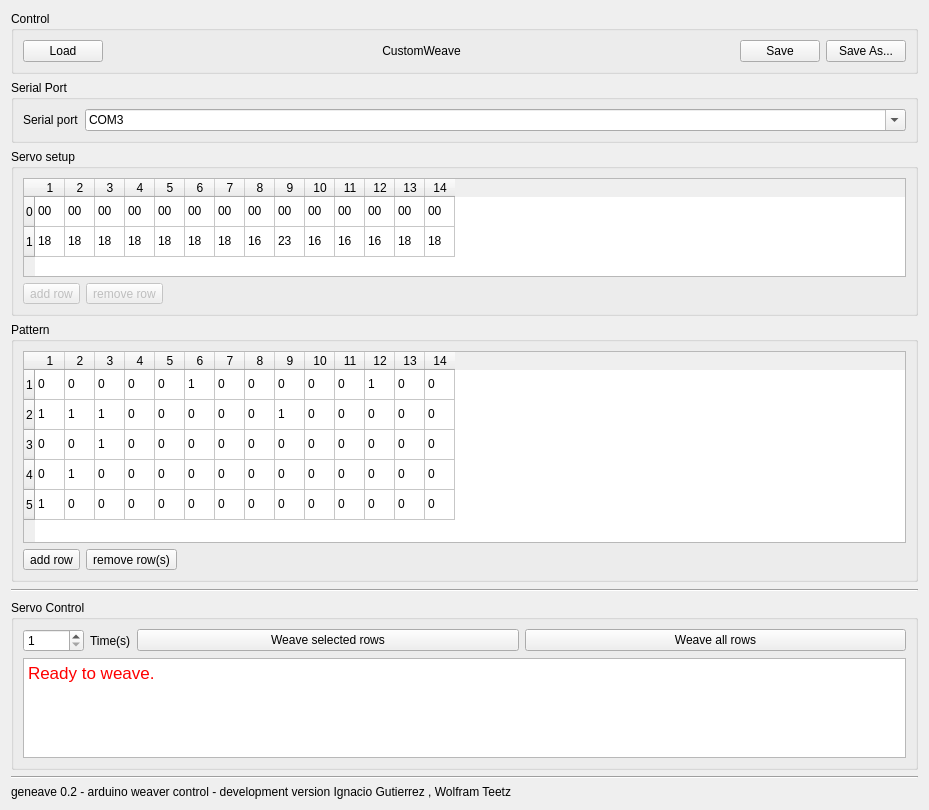
Above: serial.ui from wolframteetz/geneave before the change. Below: the same form after it.
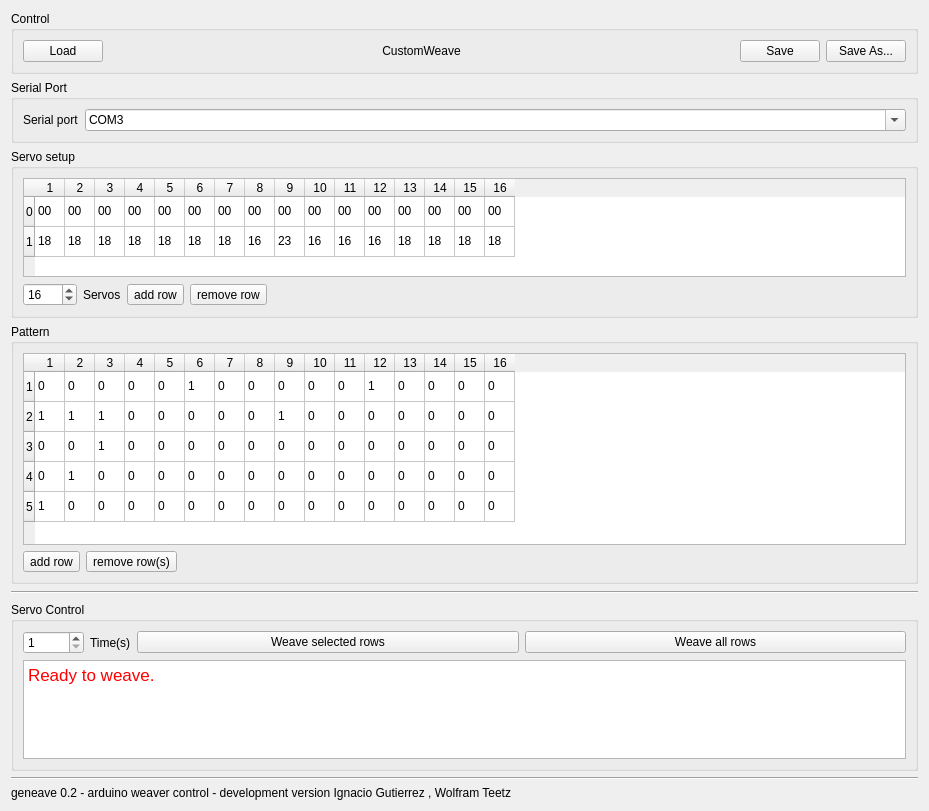
That is the form after the change.

```diff
--- a/serial.ui
+++ b/serial.ui
@@ -7,7 +7,7 @@
     <x>0</x>
     <y>0</y>
     <width>929</width>
-    <height>810</height>
+    <height>811</height>
    </rect>
   </property>
   <property name="windowTitle">
@@ -50,7 +50,17 @@
       <string>Servo setup</string>
      </property>
      <layout class="QGridLayout" name="gridLayout_2">
-      <item row="0" column="0" colspan="3">
+      <item row="1" column="3">
+       <widget class="QToolButton" name="toolButtonRemoveRowServo">
+        <property name="enabled">
+         <bool>true</bool>
+        </property>
+        <property name="text">
+         <string>remove row</string>
+        </property>
+       </widget>
+      </item>
+      <item row="0" column="0" colspan="5">
        <widget class="QTableWidget" name="tableWidgetAmounts">
         <property name="sizePolicy">
          <sizepolicy hsizetype="Expanding" vsizetype="Maximum">
@@ -141,6 +151,16 @@
           <string>14</string>
          </property>
         </column>
+        <column>
+         <property name="text">
+          <string>15</string>
+         </property>
+        </column>
+        <column>
+         <property name="text">
+          <string>16</string>
+         </property>
+        </column>
         <item row="0" column="0">
          <property name="text">
           <string>00</string>
@@ -211,6 +231,16 @@
           <string>00</string>
          </property>
         </item>
+        <item row="0" column="14">
+         <property name="text">
+          <string>00</string>
+         </property>
+        </item>
+        <item row="0" column="15">
+         <property name="text">
+          <string>00</string>
+         </property>
+        </item>
         <item row="1" column="0">
          <property name="text">
           <string>18</string>
@@ -281,25 +311,57 @@
           <string>18</string>
          </property>
         </item>
+        <item row="1" column="14">
+         <property name="text">
+          <string>18</string>
+         </property>
+        </item>
+        <item row="1" column="15">
+         <property name="text">
+          <string>18</string>
+         </property>
+        </item>
        </widget>
       </item>
-      <item row="1" column="0">
+      <item row="1" column="2">
        <widget class="QToolButton" name="toolButtonAddRowServo">
         <property name="enabled">
-         <bool>false</bool>
+         <bool>true</bool>
         </property>
         <property name="text">
          <string>add row</string>
         </property>
        </widget>
       </item>
+      <item row="1" column="0">
+       <widget class="QSpinBox" name="spinBoxServos">
+        <property name="sizePolicy">
+         <sizepolicy hsizetype="Maximum" vsizetype="Fixed">
+          <horstretch>0</horstretch>
+          <verstretch>0</verstretch>
+         </sizepolicy>
+        </property>
+        <property name="minimum">
+         <number>1</number>
+        </property>
+        <property name="maximum">
+         <number>9999</number>
+        </property>
+        <property name="value">
+         <number>16</number>
+        </property>
+       </widget>
+      </item>
       <item row="1" column="1">
-       <widget class="QToolButton" name="toolButtonRemoveRowServo">
-        <property name="enabled">
-         <bool>false</bool>
+       <widget class="QLabel" name="label_2">
+        <property name="sizePolicy">
+         <sizepolicy hsizetype="Maximum" vsizetype="Preferred">
+          <horstretch>0</horstretch>
+          <verstretch>0</verstretch>
+         </sizepolicy>
         </property>
         <property name="text">
-         <string>remove row</string>
+         <string>Servos</string>
         </property>
        </widget>
       </item>
@@ -418,6 +480,16 @@
           <string>14</string>
          </property>
         </column>
+        <column>
+         <property name="text">
+          <string>15</string>
+         </property>
+        </column>
+        <column>
+         <property name="text">
+          <string>16</string>
+         </property>
+        </column>
         <item row="0" column="0">
          <property name="text">
           <string>0</string>
@@ -488,6 +560,16 @@
           <string>0</string>
          </property>
         </item>
+        <item row="0" column="14">
+         <property name="text">
+          <string>0</string>
+         </property>
+        </item>
+        <item row="0" column="15">
+         <property name="text">
+          <string>0</string>
+         </property>
+        </item>
         <item row="1" column="0">
          <property name="text">
           <string>1</string>
@@ -558,6 +640,16 @@
           <string>0</string>
          </property>
         </item>
+        <item row="1" column="14">
+         <property name="text">
+          <string>0</string>
+         </property>
+        </item>
+        <item row="1" column="15">
+         <property name="text">
+          <string>0</string>
+         </property>
+        </item>
         <item row="2" column="0">
          <property name="text">
           <string>0</string>
@@ -628,6 +720,16 @@
           <string>0</string>
          </property>
         </item>
+        <item row="2" column="14">
+         <property name="text">
+          <string>0</string>
+         </property>
+        </item>
+        <item row="2" column="15">
+         <property name="text">
+          <string>0</string>
+         </property>
+        </item>
         <item row="3" column="0">
          <property name="text">
           <string>0</string>
@@ -698,6 +800,16 @@
           <string>0</string>
          </property>
         </item>
+        <item row="3" column="14">
+         <property name="text">
+          <string>0</string>
+         </property>
+        </item>
+        <item row="3" column="15">
+         <property name="text">
+          <string>0</string>
+         </property>
+        </item>
         <item row="4" column="0">
          <property name="text">
           <string>1</string>
@@ -768,6 +880,16 @@
           <string>0</string>
          </property>
         </item>
+        <item row="4" column="14">
+         <property name="text">
+          <string>0</string>
+         </property>
+        </item>
+        <item row="4" column="15">
+         <property name="text">
+          <string>0</string>
+         </property>
+        </item>
        </widget>
       </item>
       <item row="2" column="0">
```
